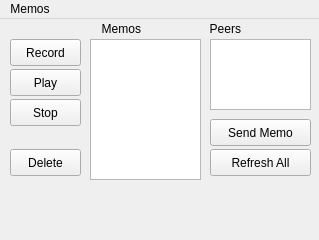
First picture: the form in gui/memos/memos.ui, repository cwoodruf/cmpt433-nap-time, before the edit.
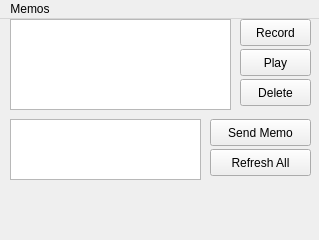
Second picture: the form after the edit.

Commit message: made listwidgets much wider in memos

Patch:
```diff
--- a/gui/memos/memos.ui
+++ b/gui/memos/memos.ui
@@ -17,20 +17,20 @@
    <widget class="QListWidget" name="listMemos">
     <property name="geometry">
      <rect>
-      <x>90</x>
-      <y>20</y>
-      <width>111</width>
-      <height>141</height>
+      <x>10</x>
+      <y>0</y>
+      <width>221</width>
+      <height>91</height>
      </rect>
     </property>
    </widget>
    <widget class="QListWidget" name="listPeers">
     <property name="geometry">
      <rect>
-      <x>210</x>
-      <y>20</y>
-      <width>101</width>
-      <height>71</height>
+      <x>10</x>
+      <y>100</y>
+      <width>191</width>
+      <height>61</height>
      </rect>
     </property>
    </widget>
@@ -63,8 +63,8 @@
    <widget class="QPushButton" name="btnRecordMemo">
     <property name="geometry">
      <rect>
-      <x>10</x>
-      <y>20</y>
+      <x>240</x>
+      <y>0</y>
       <width>71</width>
       <height>27</height>
      </rect>
@@ -76,8 +76,8 @@
    <widget class="QPushButton" name="btnPlayMemo">
     <property name="geometry">
      <rect>
-      <x>10</x>
-      <y>50</y>
+      <x>240</x>
+      <y>30</y>
       <width>71</width>
       <height>27</height>
      </rect>
@@ -89,8 +89,8 @@
    <widget class="QPushButton" name="btnDeleteMemo">
     <property name="geometry">
      <rect>
-      <x>10</x>
-      <y>130</y>
+      <x>240</x>
+      <y>60</y>
       <width>71</width>
       <height>27</height>
      </rect>
@@ -99,57 +99,6 @@
      <string>Delete</string>
     </property>
    </widget>
-   <widget class="QLabel" name="labelMemos">
-    <property name="geometry">
-     <rect>
-      <x>90</x>
-      <y>0</y>
-      <width>51</width>
-      <height>20</height>
-     </rect>
-    </property>
-    <property name="text">
-     <string>Memos</string>
-    </property>
-    <property name="alignment">
-     <set>Qt::AlignRight|Qt::AlignTrailing|Qt::AlignVCenter</set>
-    </property>
-   </widget>
-   <widget class="QLabel" name="labelPeers">
-    <property name="geometry">
-     <rect>
-      <x>190</x>
-      <y>0</y>
-      <width>51</width>
-      <height>20</height>
-     </rect>
-    </property>
-    <property name="text">
-     <string>Peers</string>
-    </property>
-    <property name="alignment">
-     <set>Qt::AlignRight|Qt::AlignTrailing|Qt::AlignVCenter</set>
-    </property>
-   </widget>
-   <widget class="QPushButton" name="btnStopMemo">
-    <property name="geometry">
-     <rect>
-      <x>10</x>
-      <y>80</y>
-      <width>71</width>
-      <height>27</height>
-     </rect>
-    </property>
-    <property name="text">
-     <string>Stop</string>
-    </property>
-    <property name="autoDefault">
-     <bool>false</bool>
-    </property>
-    <property name="flat">
-     <bool>false</bool>
-    </property>
-   </widget>
   </widget>
   <widget class="QMenuBar" name="menubar">
    <property name="geometry">
```
Left out of the diff: 6 changed lines with no effect on the pictures.
